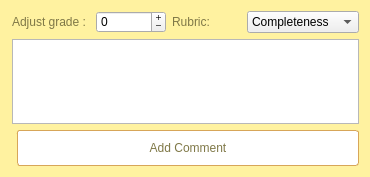
This is TurboGrade/ui/commentpopup.ui in wassgha/TurboGrade as Qt 5 draws it before an edit. The edited form follows.
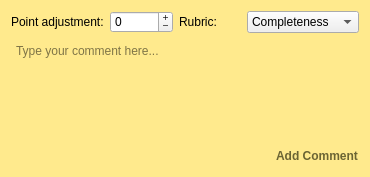
This is the edited form.

Commit message: UI Improvements (dark theme)

Patch:
```diff
--- a/TurboGrade/ui/commentpopup.ui
+++ b/TurboGrade/ui/commentpopup.ui
@@ -10,48 +10,54 @@
     <height>177</height>
    </rect>
   </property>
+  <property name="sizePolicy">
+   <sizepolicy hsizetype="Fixed" vsizetype="Preferred">
+    <horstretch>0</horstretch>
+    <verstretch>0</verstretch>
+   </sizepolicy>
+  </property>
   <property name="windowTitle">
    <string>Form</string>
   </property>
   <property name="styleSheet">
    <string notr="true">QWidget#CommentPopup {
-	background: rgb(255, 242, 160);
-}
-QLabel {
-	color: rgb(127, 120, 71);
-}
-#add_btn {
-	padding: 10px;
-	padding-left: 15px;
-	padding-right: 15px;
-	background: white;
+	/*background: rgb(255, 242, 160);*/
+	background: #ffea8d;
 	border-radius: 3px;
-	margin-left : 5px;
-	color: rgb(127, 120, 71);
-	border: 1px solid rgb(215, 166, 89);
-	background: white;
+}
+#comment {
+	background: transparent;
+/*	border-radius: 3px;
+	border: 1px solid rgb(127, 120, 71);*/
+}
+#add_btn {
+	background: transparent;
+	text-transform: uppercase;
+	color: rgb(107, 100, 51);
+	font-weight: bold;
+	padding: 0px;
 }</string>
   </property>
   <layout class="QVBoxLayout" name="verticalLayout">
-   <property name="leftMargin">
-    <number>12</number>
-   </property>
    <item>
     <layout class="QHBoxLayout" name="horizontalLayout">
      <item>
       <widget class="QLabel" name="adjust_grade_label">
        <property name="text">
-        <string>Adjust grade : </string>
+        <string>Point adjustment:</string>
        </property>
       </widget>
      </item>
      <item>
       <widget class="QSpinBox" name="adjust_grade">
+       <property name="font">
+        <font>
+         <weight>50</weight>
+         <bold>false</bold>
+        </font>
+       </property>
        <property name="styleSheet">
-        <string notr="true">QSpinBox#spinBox {
-	outline:0;
-	background: white;
-}</string>
+        <string notr="true"/>
        </property>
        <property name="wrapping">
         <bool>false</bool>
@@ -101,19 +107,43 @@
     </layout>
    </item>
    <item>
-    <widget class="QTextEdit" name="comment"/>
-   </item>
-   <item>
-    <widget class="QPushButton" name="add_btn">
-     <property name="styleSheet">
-      <string notr="true">
-</string>
-     </property>
-     <property name="text">
-      <string>Add Comment</string>
+    <widget class="QTextEdit" name="comment">
+     <property name="placeholderText">
+      <string>Type your comment here...</string>
      </property>
     </widget>
    </item>
+   <item>
+    <layout class="QHBoxLayout" name="horizontalLayout_2">
+     <item>
+      <spacer name="horizontalSpacer">
+       <property name="orientation">
+        <enum>Qt::Horizontal</enum>
+       </property>
+       <property name="sizeHint" stdset="0">
+        <size>
+         <width>40</width>
+         <height>20</height>
+        </size>
+       </property>
+      </spacer>
+     </item>
+     <item>
+      <widget class="QPushButton" name="add_btn">
+       <property name="styleSheet">
+        <string notr="true">
+</string>
+       </property>
+       <property name="text">
+        <string>Add Comment</string>
+       </property>
+       <property name="flat">
+        <bool>true</bool>
+       </property>
+      </widget>
+     </item>
+    </layout>
+   </item>
   </layout>
  </widget>
  <resources/>
```
The commit also changes 7 other files.
